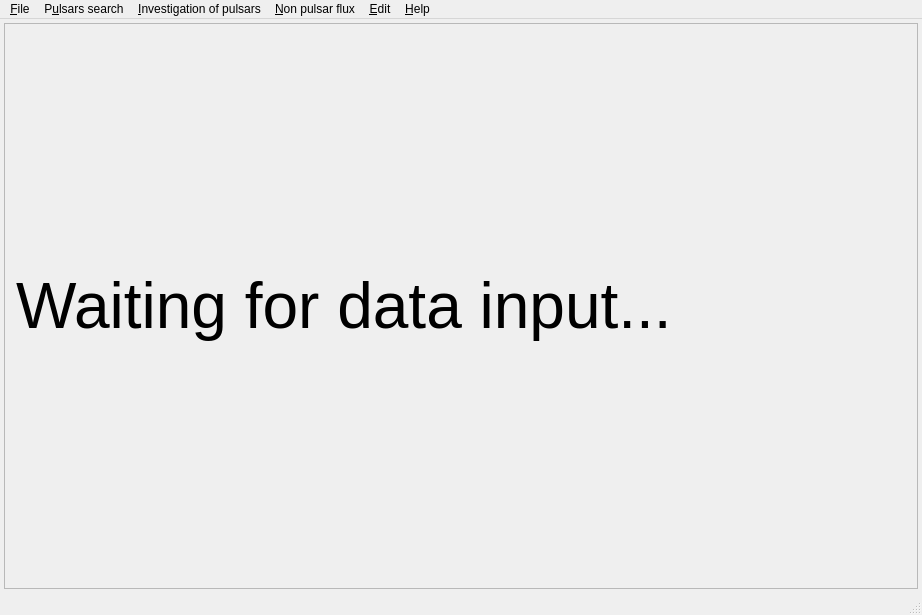
Before: the Qt Designer form src/mainwindow.ui in vtyulb/BSA-Analytics, drawn with Qt 5.
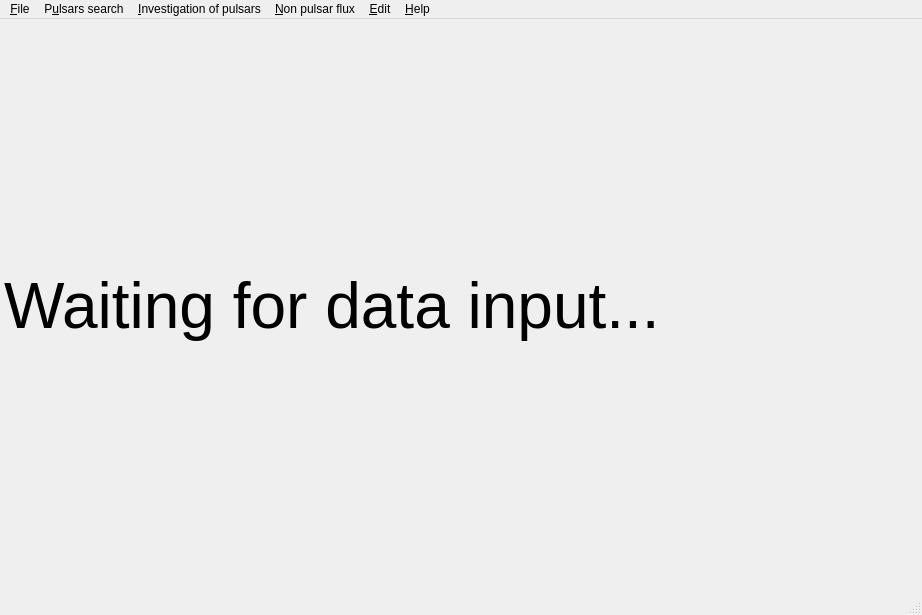
After: the same form once the commit is applied.

Commit message: forms hell

Diff of the .ui file:
```diff
--- a/src/mainwindow.ui
+++ b/src/mainwindow.ui
@@ -28,15 +28,6 @@
      <number>4</number>
     </property>
     <item>
-     <widget class="QFrame" name="frame">
-      <property name="frameShape">
-       <enum>QFrame::StyledPanel</enum>
-      </property>
-      <property name="frameShadow">
-       <enum>QFrame::Raised</enum>
-      </property>
-      <layout class="QVBoxLayout" name="verticalLayout_2">
-       <item>
         <widget class="QLabel" name="label">
          <property name="font">
           <font>
@@ -46,9 +37,6 @@
          <property name="text">
           <string>Waiting for data input...</string>
          </property>
-        </widget>
-       </item>
-      </layout>
      </widget>
     </item>
    </layout>
```
Lines whose indentation alone changed are shown as unchanged. The commit also changes 3 other files.
